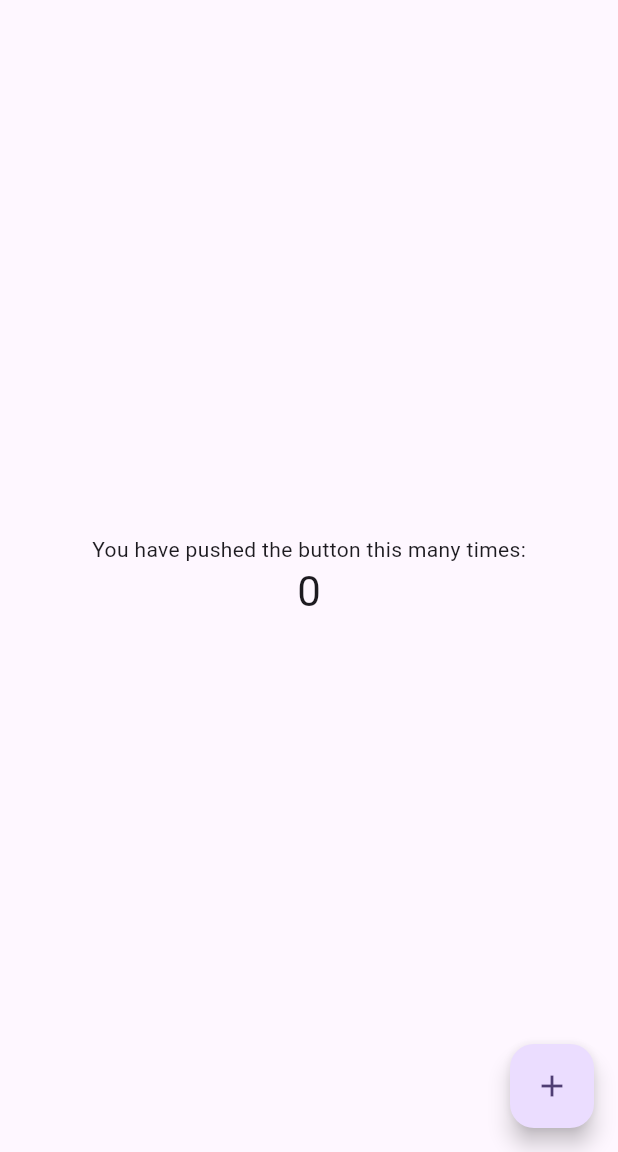
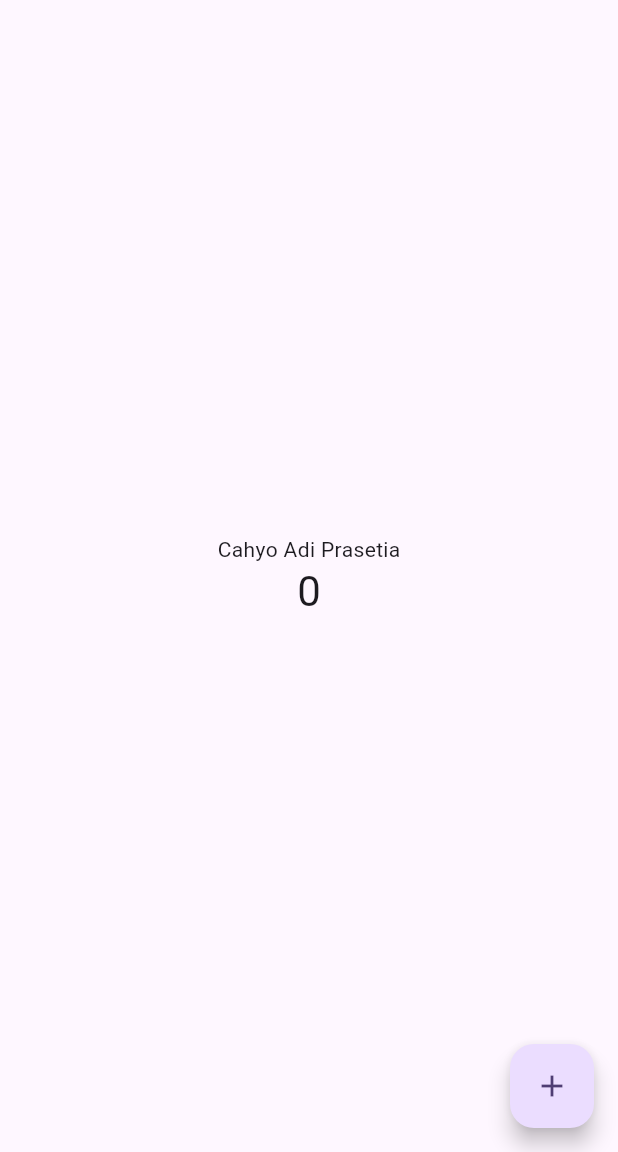
Before and after one commit to ryuuunothuman/flutter-fundamental-part1, a Flutter app: the screen it shows after launch, on a phone screen of 412 x 824 dp, the part 84-1236 px from its top. Run offline on Flutter 3.47's test engine with Material 3 defaults, Android fonts, the phone set to English and light mode, and no system bars.

```diff
--- a/lib/main.dart
+++ b/lib/main.dart
@@ -11,6 +11,7 @@ class MyApp extends StatelessWidget {
   @override
   Widget build(BuildContext context) {
     return MaterialApp(
+      debugShowCheckedModeBanner: false,
       title: 'Flutter Demo',
       theme: ThemeData(
         // This is the theme of your application.
@@ -106,7 +107,7 @@ class _MyHomePageState extends State<MyHomePage> {
           mainAxisAlignment: MainAxisAlignment.center,
           children: <Widget>[
             const Text(
-              'You have pushed the button this many times:',
+              'Cahyo Adi Prasetia',
             ),
             Text(
               '$_counter',
```
Also changed, not shown: images/image.png (added), 1 other file.
